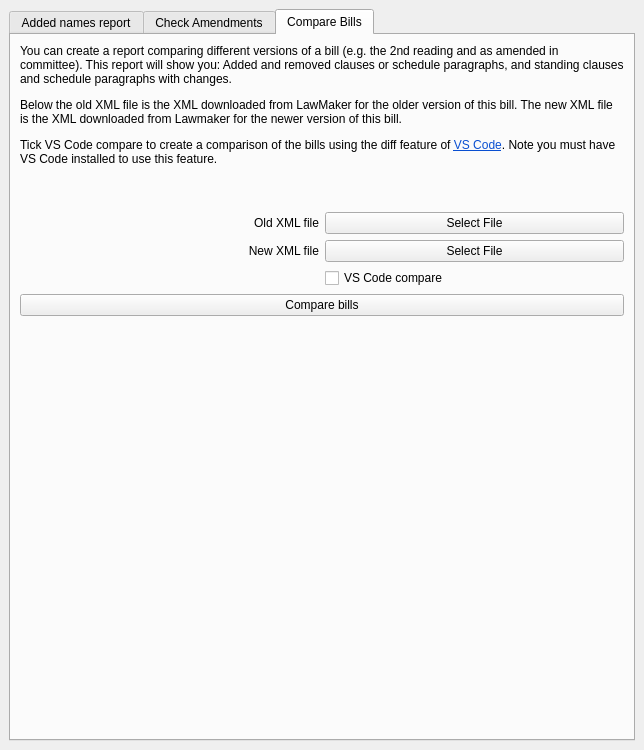
Before: the Qt Designer form src/supcheck/ui/addedNames.ui in hoc-ppu/lawchecker, drawn with Qt 5.
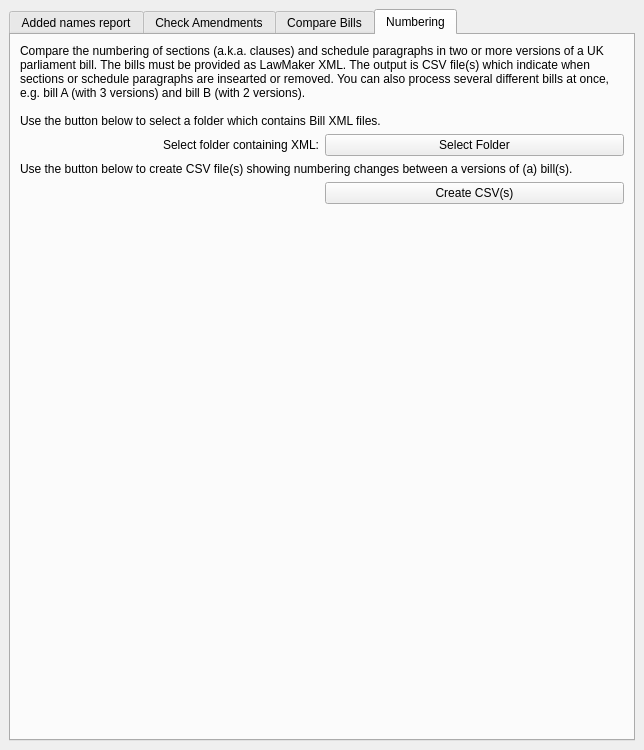
After: the same form once the commit is applied.

Commit message: Integrate compare bill numbering

```diff
--- a/src/supcheck/ui/addedNames.ui
+++ b/src/supcheck/ui/addedNames.ui
@@ -18,7 +18,7 @@
     <item>
      <widget class="QTabWidget" name="tabWidget">
       <property name="currentIndex">
-       <number>2</number>
+       <number>3</number>
       </property>
       <widget class="QWidget" name="AddedNamesTab">
        <attribute name="title">
@@ -381,6 +381,76 @@
         </item>
        </layout>
       </widget>
+      <widget class="QWidget" name="Numbering">
+       <attribute name="title">
+        <string>Numbering</string>
+       </attribute>
+       <layout class="QVBoxLayout" name="verticalLayout_8">
+        <item>
+         <layout class="QGridLayout" name="gridLayout_4">
+          <item row="3" column="1">
+           <widget class="QPushButton" name="createCSVs">
+            <property name="text">
+             <string>Create CSV(s)</string>
+            </property>
+           </widget>
+          </item>
+          <item row="1" column="1">
+           <widget class="QPushButton" name="selectNumberingFolder">
+            <property name="text">
+             <string>Select Folder</string>
+            </property>
+           </widget>
+          </item>
+          <item row="1" column="0">
+           <widget class="QLabel" name="label_8">
+            <property name="text">
+             <string>Select folder containing XML:</string>
+            </property>
+            <property name="alignment">
+             <set>Qt::AlignRight|Qt::AlignTrailing|Qt::AlignVCenter</set>
+            </property>
+           </widget>
+          </item>
+          <item row="0" column="0" colspan="2">
+           <widget class="QLabel" name="label_7">
+            <property name="text">
+             <string>Compare the numbering of sections (a.k.a. clauses) and schedule paragraphs in two or more versions of a UK parliament bill. The bills must be provided as LawMaker XML. The output is CSV file(s) which indicate when sections or schedule paragraphs are insearted or removed. You can also process several different bills at once, e.g. bill A (with 3 versions) and bill B (with 2 versions).
+
+Use the button below to select a folder which contains Bill XML files. </string>
+            </property>
+            <property name="wordWrap">
+             <bool>true</bool>
+            </property>
+           </widget>
+          </item>
+          <item row="2" column="0" colspan="2">
+           <widget class="QLabel" name="label_12">
+            <property name="text">
+             <string>Use the button below to create CSV file(s) showing numbering changes between a versions of (a) bill(s).</string>
+            </property>
+            <property name="wordWrap">
+             <bool>true</bool>
+            </property>
+           </widget>
+          </item>
+         </layout>
+        </item>
+        <item>
+         <spacer name="verticalSpacer_2">
+          <property name="orientation">
+           <enum>Qt::Vertical</enum>
+          </property>
+          <property name="sizeHint" stdset="0">
+           <size>
+            <width>20</width>
+            <height>40</height>
+           </size>
+          </property>
+         </spacer>
+        </item>
+       </layout>
+      </widget>
      </widget>
     </item>
    </layout>
```
Left out of the diff: 2 changed lines with no effect on the pictures. The commit also changes 6 other files.
